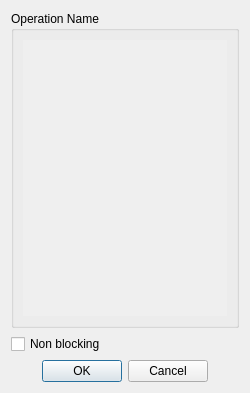
Qt form mafGUI/mafOperationWidget.ui (tartarini/MAF3) before a commit.
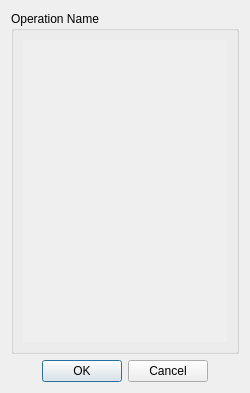
The same form after that commit.

Commit message: Removed the checkbox associated to the background execution.

```diff
--- a/mafGUI/mafOperationWidget.ui
+++ b/mafGUI/mafOperationWidget.ui
@@ -70,8 +70,8 @@
               <rect>
                <x>0</x>
                <y>0</y>
-               <width>179</width>
-               <height>248</height>
+               <width>182</width>
+               <height>271</height>
               </rect>
              </property>
              <property name="sizePolicy">
@@ -89,7 +89,7 @@
                 <x>-1</x>
                 <y>-1</y>
                 <width>181</width>
-                <height>251</height>
+                <height>271</height>
                </rect>
               </property>
               <layout class="QVBoxLayout" name="verticalLayoutOperation"/>
@@ -102,16 +102,6 @@
        </layout>
       </widget>
      </item>
-     <item>
-      <widget class="QCheckBox" name="executeOnThread">
-       <property name="toolTip">
-        <string>If checked, the operation is executed in background</string>
-       </property>
-       <property name="text">
-        <string>Non blocking</string>
-       </property>
-      </widget>
-     </item>
      <item>
       <widget class="QDialogButtonBox" name="buttonOkCancel">
        <property name="standardButtons">
```
